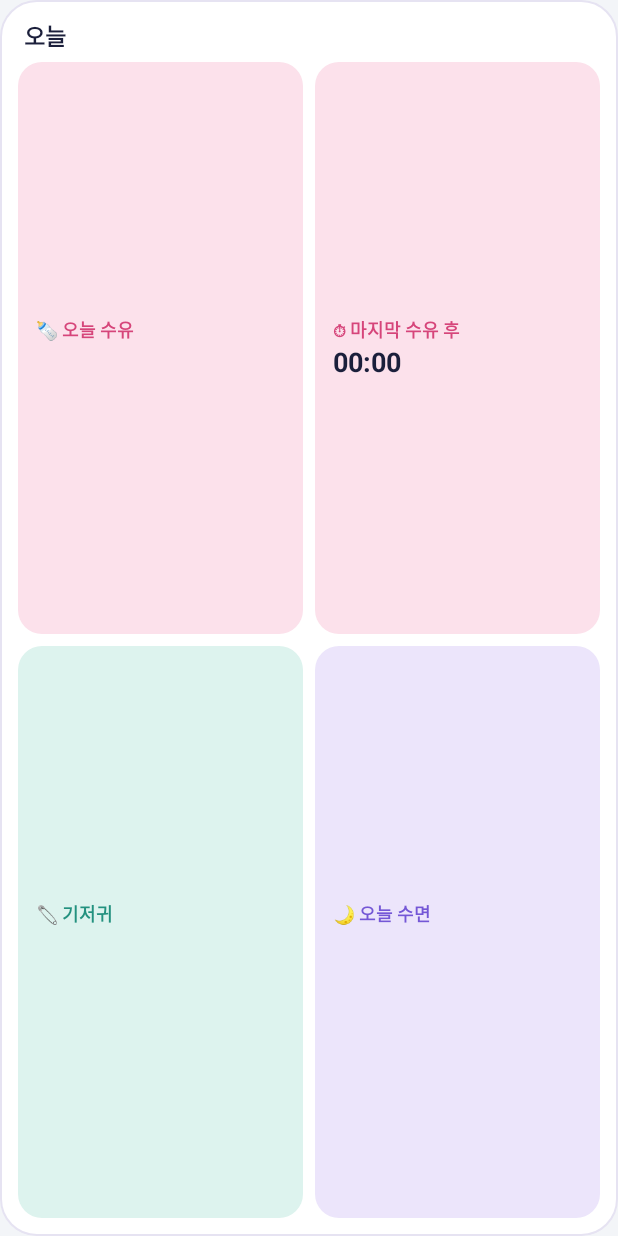
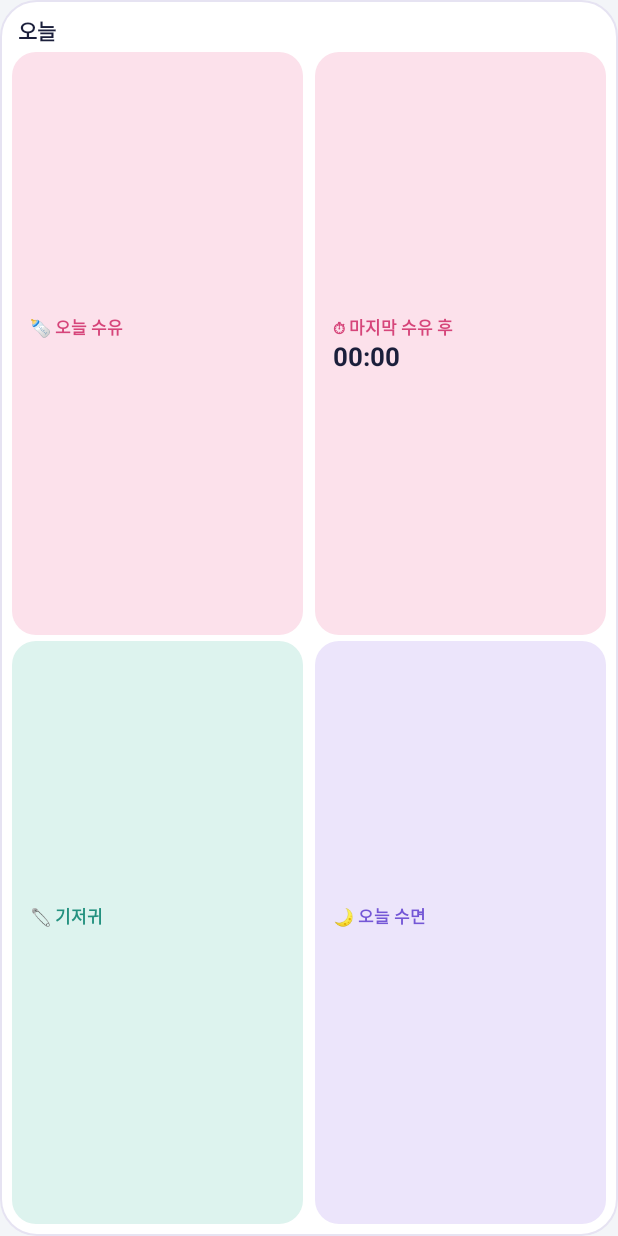
Before and after one commit to leecornell0131-ux/babylog, an Android app: the layout widget_today.xml on its own in the app's theme, with its tools: preview values and no code run, on a phone screen of 412 x 824 dp. Run offline under Robolectric (Android 15) with nearby library versions, the phone set to English and light mode, and no system bars.

Commit message:
오늘 요약 위젯: 작은 크기에서도 두 줄이 잘리지 않게 여백·글자 줄이고 최소 높이 120dp
Co-Authored-By: Claude Opus 5.5 (1M context) <noreply@anthropic.com>
Claude-Session: https://claude.ai/code/session_01WxQuJfCoNZS1atzRGJ1d5a

```diff
--- a/android-app/app/src/main/res/layout/widget_today.xml
+++ b/android-app/app/src/main/res/layout/widget_today.xml
@@ -6,23 +6,25 @@
     android:layout_height="match_parent"
     android:background="@drawable/widget_bg"
     android:orientation="vertical"
-    android:padding="12dp">
+    android:padding="8dp">
 
     <TextView
         android:id="@+id/w_title"
         android:layout_width="wrap_content"
         android:layout_height="wrap_content"
         android:paddingStart="4dp"
+        android:includeFontPadding="false"
+        android:paddingTop="2dp"
         android:text="오늘"
         android:textColor="@color/widget_ink"
-        android:textSize="15sp"
+        android:textSize="14sp"
         android:textStyle="bold" />
 
     <LinearLayout
         android:layout_width="match_parent"
         android:layout_height="0dp"
         android:layout_weight="1"
-        android:layout_marginTop="6dp"
+        android:layout_marginTop="4dp"
         android:orientation="horizontal">
 
         <LinearLayout
@@ -40,8 +42,10 @@
                 android:layout_width="wrap_content"
                 android:layout_height="wrap_content"
                 android:text="🍼 오늘 수유"
+                android:includeFontPadding="false"
+                android:maxLines="1"
                 android:textColor="@color/feed_ink"
-                android:textSize="12sp"
+                android:textSize="11sp"
                 android:textStyle="bold" />
 
             <TextView
@@ -51,7 +55,9 @@
                 android:maxLines="1"
                 android:ellipsize="end"
                 android:textColor="@color/widget_ink"
-                android:textSize="18sp"
+                android:includeFontPadding="false"
+                android:layout_marginTop="2dp"
+                android:textSize="17sp"
                 android:textStyle="bold" />
         </LinearLayout>
 
@@ -70,8 +76,10 @@
                 android:layout_width="wrap_content"
                 android:layout_height="wrap_content"
                 android:text="⏱ 마지막 수유 후"
+                android:includeFontPadding="false"
+                android:maxLines="1"
                 android:textColor="@color/feed_ink"
-                android:textSize="12sp"
+                android:textSize="11sp"
                 android:textStyle="bold" />
 
             <Chronometer
@@ -79,7 +87,9 @@
                 android:layout_width="wrap_content"
                 android:layout_height="wrap_content"
                 android:textColor="@color/widget_ink"
-                android:textSize="18sp"
+                android:includeFontPadding="false"
+                android:layout_marginTop="2dp"
+                android:textSize="17sp"
                 android:textStyle="bold" />
 
             <TextView
@@ -88,7 +98,9 @@
                 android:layout_height="wrap_content"
                 android:text="기록 없음"
                 android:textColor="@color/widget_ink"
-                android:textSize="18sp"
+                android:includeFontPadding="false"
+                android:layout_marginTop="2dp"
+                android:textSize="17sp"
                 android:textStyle="bold"
                 android:visibility="gone" />
         </LinearLayout>
@@ -98,7 +110,7 @@
         android:layout_width="match_parent"
         android:layout_height="0dp"
         android:layout_weight="1"
-        android:layout_marginTop="8dp"
+        android:layout_marginTop="4dp"
         android:orientation="horizontal">
 
         <LinearLayout
@@ -116,8 +128,10 @@
                 android:layout_width="wrap_content"
                 android:layout_height="wrap_content"
                 android:text="🧷 기저귀"
+                android:includeFontPadding="false"
+                android:maxLines="1"
                 android:textColor="@color/diaper_ink"
-                android:textSize="12sp"
+                android:textSize="11sp"
                 android:textStyle="bold" />
 
             <TextView
@@ -127,7 +141,9 @@
                 android:maxLines="1"
                 android:ellipsize="end"
                 android:textColor="@color/widget_ink"
-                android:textSize="18sp"
+                android:includeFontPadding="false"
+                android:layout_marginTop="2dp"
+                android:textSize="17sp"
                 android:textStyle="bold" />
         </LinearLayout>
 
@@ -146,8 +162,10 @@
                 android:layout_width="wrap_content"
                 android:layout_height="wrap_content"
                 android:text="🌙 오늘 수면"
+                android:includeFontPadding="false"
+                android:maxLines="1"
                 android:textColor="@color/sleep_ink"
-                android:textSize="12sp"
+                android:textSize="11sp"
                 android:textStyle="bold" />
 
             <TextView
@@ -157,7 +175,9 @@
                 android:maxLines="1"
                 android:ellipsize="end"
                 android:textColor="@color/widget_ink"
-                android:textSize="18sp"
+                android:includeFontPadding="false"
+                android:layout_marginTop="2dp"
+                android:textSize="17sp"
                 android:textStyle="bold" />
         </LinearLayout>
     </LinearLayout>
--- a/android-app/app/src/main/res/xml/today_widget_info.xml
+++ b/android-app/app/src/main/res/xml/today_widget_info.xml
@@ -1,11 +1,11 @@
 <?xml version="1.0" encoding="utf-8"?>
 <appwidget-provider xmlns:android="http://schemas.android.com/apk/res/android"
     android:minWidth="250dp"
-    android:minHeight="110dp"
+    android:minHeight="120dp"
     android:targetCellWidth="4"
     android:targetCellHeight="2"
     android:minResizeWidth="180dp"
-    android:minResizeHeight="100dp"
+    android:minResizeHeight="120dp"
     android:resizeMode="horizontal|vertical"
     android:updatePeriodMillis="1800000"
     android:initialLayout="@layout/widget_today"
```
